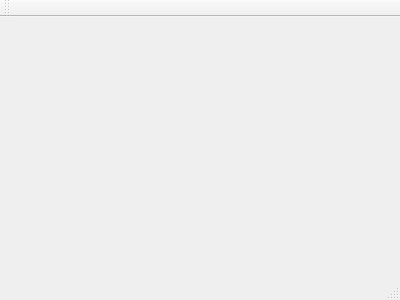
Above: MainWindow.ui from lexanihrom/IsitMessenger before the change. Below: the same form after it.
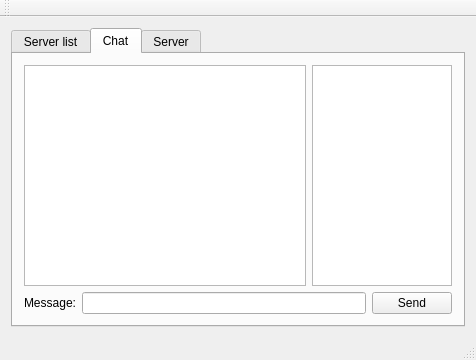
That is the form after the change. The open tabs and pages were chosen to show the change.

The edit to the form file:
```diff
--- a/MainWindow.ui
+++ b/MainWindow.ui
@@ -1,24 +1,140 @@
 <ui version="4.0">
  <class>MainWindow</class>
- <widget class="QMainWindow" name="MainWindow" >
-  <property name="geometry" >
+ <widget class="QMainWindow" name="MainWindow">
+  <property name="geometry">
    <rect>
     <x>0</x>
     <y>0</y>
-    <width>400</width>
-    <height>300</height>
+    <width>476</width>
+    <height>360</height>
    </rect>
   </property>
   <property name="windowTitle" >
    <string>MainWindow</string>
   </property>
-  <widget class="QMenuBar" name="menuBar" />
-  <widget class="QToolBar" name="mainToolBar" />
-  <widget class="QWidget" name="centralWidget" />
-  <widget class="QStatusBar" name="statusBar" />
+  <widget class="QWidget" name="centralWidget">
+   <layout class="QGridLayout" name="gridLayout_2">
+    <item row="0" column="0">
+     <widget class="QTabWidget" name="tabWidget">
+      <property name="currentIndex">
+       <number>0</number>
+      </property>
+      <widget class="QWidget" name="tab_3">
+       <attribute name="title">
+        <string>Server list</string>
+       </attribute>
+       <layout class="QGridLayout" name="gridLayout_3">
+        <item row="1" column="1">
+         <widget class="QLineEdit" name="serverListAddress"/>
+        </item>
+        <item row="0" column="0" colspan="5">
+         <widget class="QListWidget" name="serverListList"/>
+        </item>
+        <item row="1" column="4">
+         <widget class="QPushButton" name="serverListConnectButton">
+          <property name="text">
+           <string>Connect</string>
+          </property>
+         </widget>
+        </item>
+        <item row="1" column="2">
+         <widget class="QLabel" name="label_3">
+          <property name="text">
+           <string>Port:</string>
+          </property>
+         </widget>
+        </item>
+        <item row="1" column="0">
+         <widget class="QLabel" name="label_2">
+          <property name="text">
+           <string>Address:</string>
+          </property>
+         </widget>
+        </item>
+        <item row="1" column="3">
+         <widget class="QSpinBox" name="serverListPort">
+          <property name="maximum">
+           <number>65535</number>
+          </property>
+         </widget>
+        </item>
+       </layout>
+      </widget>
+      <widget class="QWidget" name="tab">
+       <attribute name="title">
+        <string>Chat</string>
+       </attribute>
+       <layout class="QGridLayout" name="gridLayout">
+        <item row="0" column="0">
+         <widget class="QTextEdit" name="messages">
+          <property name="readOnly">
+           <bool>true</bool>
+          </property>
+         </widget>
+        </item>
+        <item row="0" column="1">
+         <widget class="QListWidget" name="contacts">
+          <property name="maximumSize">
+           <size>
+            <width>140</width>
+            <height>16777215</height>
+           </size>
+          </property>
+         </widget>
+        </item>
+        <item row="1" column="0" colspan="2">
+         <layout class="QHBoxLayout" name="horizontalLayout">
+          <item>
+           <widget class="QLabel" name="label">
+            <property name="text">
+             <string>Message:</string>
+            </property>
+           </widget>
+          </item>
+          <item>
+           <widget class="QLineEdit" name="message"/>
+          </item>
+          <item>
+           <widget class="QPushButton" name="sendButton">
+            <property name="text">
+             <string>Send</string>
+            </property>
+           </widget>
+          </item>
+         </layout>
+        </item>
+       </layout>
+      </widget>
+      <widget class="QWidget" name="tab_2">
+       <attribute name="title">
+        <string>Server</string>
+       </attribute>
+      </widget>
+     </widget>
+    </item>
+   </layout>
+  </widget>
+  <widget class="QMenuBar" name="menuBar">
+   <property name="geometry">
+    <rect>
+     <x>0</x>
+     <y>0</y>
+     <width>476</width>
+     <height>21</height>
+    </rect>
+   </property>
+  </widget>
+  <widget class="QToolBar" name="mainToolBar">
+   <attribute name="toolBarArea">
+    <enum>TopToolBarArea</enum>
+   </attribute>
+   <attribute name="toolBarBreak">
+    <bool>false</bool>
+   </attribute>
+  </widget>
+  <widget class="QStatusBar" name="statusBar"/>
  </widget>
- <layoutDefault spacing="6" margin="11" />
- <pixmapfunction></pixmapfunction>
+ <layoutdefault spacing="6" margin="11"/>
  <resources/>
  <connections/>
 </ui>
```
Left out of the diff: 3 changed lines with no effect on the pictures.
